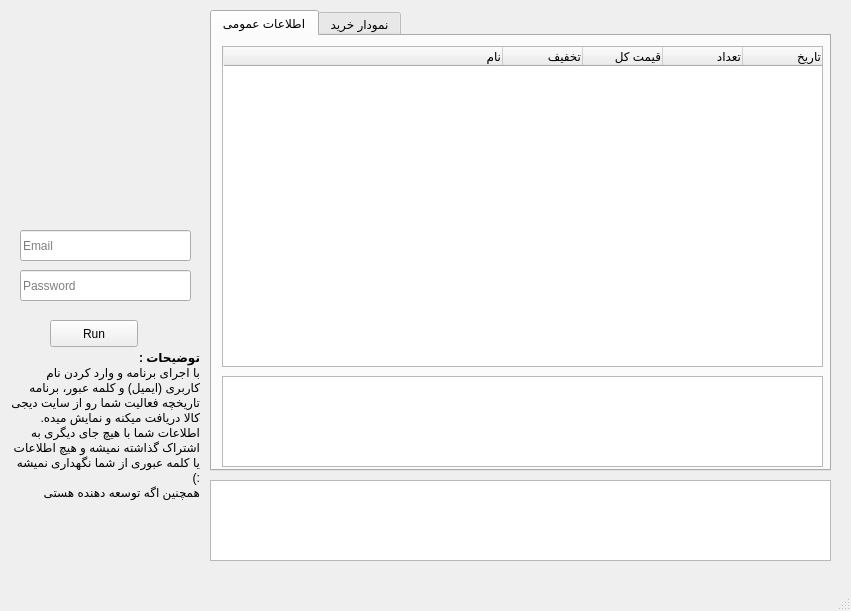
Old version of the form digikala_history.ui in the repository jadijadi/digikala_history.
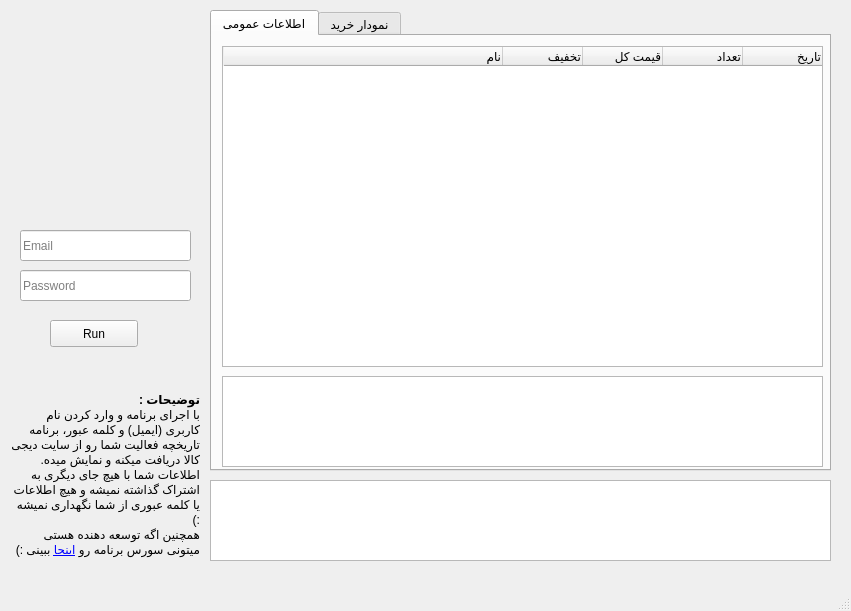
New version of the form.

Commit message: better description text

The edit to the form file:
```diff
--- a/digikala_history.ui
+++ b/digikala_history.ui
@@ -214,7 +214,7 @@
      <x>10</x>
      <y>350</y>
      <width>190</width>
-     <height>150</height>
+     <height>250</height>
     </rect>
    </property>
    <property name="text">
```
The commit also changes 1 other file.
